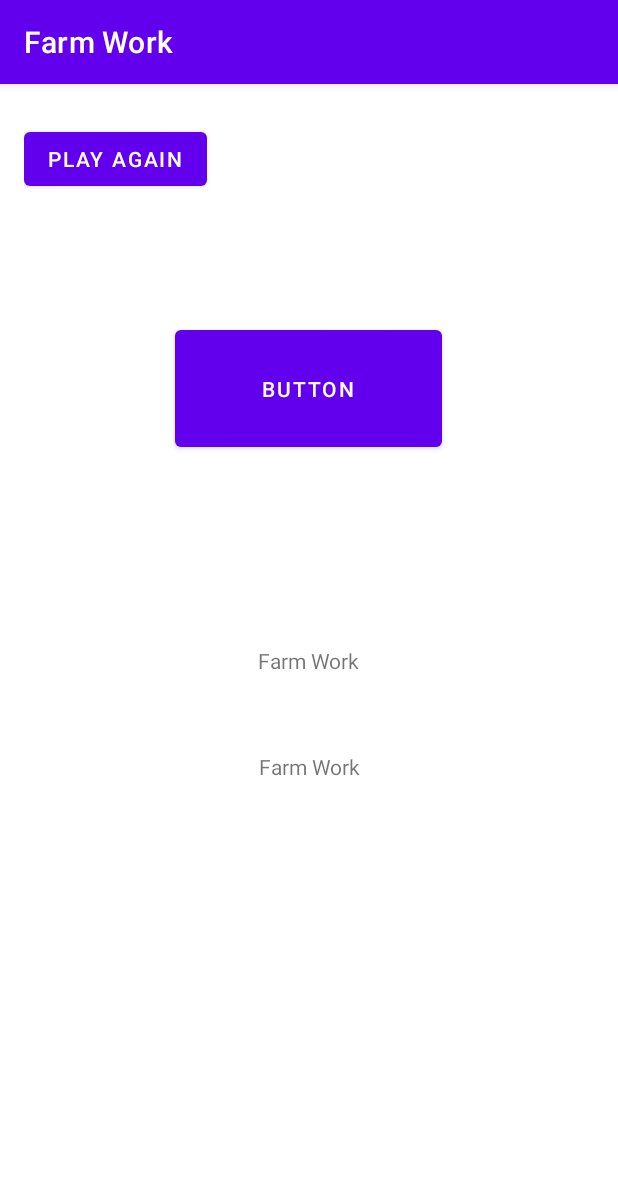
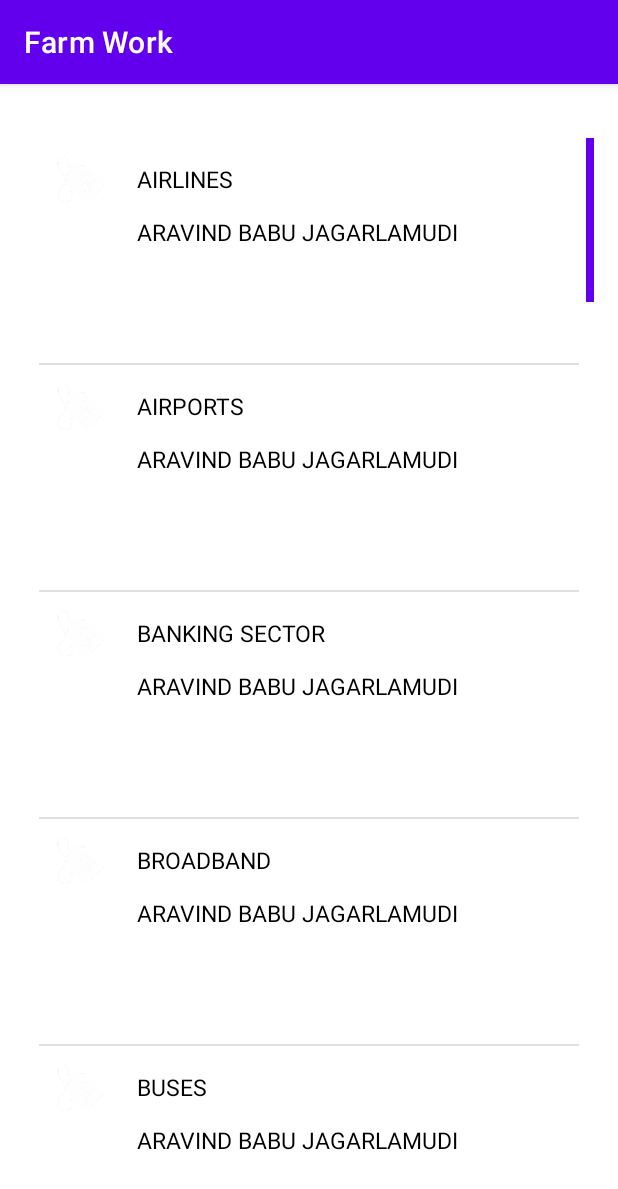
Before and after one commit to TechZite-Guru/Farm_Work, an Android app: the MainActivity screen opened directly, with no data from a screen before it, on a phone screen of 412 x 824 dp. Shown: the top 1189 px of the screen. Run offline under Robolectric (Android 15) with nearby library versions, the phone set to English and light mode, and no system bars.

Commit message:
Home Page Recycler View

```diff
--- a/app/src/main/AndroidManifest.xml
+++ b/app/src/main/AndroidManifest.xml
@@ -25,6 +25,7 @@
         </activity>
         <activity android:name=".WelcomeActivity"
             android:theme="@style/Theme_No_ActionBar"/>
+        <activity android:name=".SelectedCategory"/>
     </application>
 
 </manifest>
--- /dev/null
+++ b/app/src/main/java/com/example/farmwork/CategoryAdapter.java
@@ -0,0 +1,81 @@
+package com.example.farmwork;
+
+import android.content.Context;
+import android.view.LayoutInflater;
+import android.view.View;
+import android.view.ViewGroup;
+import android.widget.Filter;
+import android.widget.Filterable;
+import android.widget.ImageView;
+import android.widget.LinearLayout;
+import android.widget.TextView;
+
+import androidx.annotation.NonNull;
+import androidx.recyclerview.widget.RecyclerView;
+
+import java.util.ArrayList;
+import java.util.List;
+
+public class CategoryAdapter extends RecyclerView.Adapter<com.example.farmwork.CategoryAdapter.CategoryAdapterVh> {
+
+    private List<CategoryModel> categoryModelList;
+    private List<CategoryModel> getCategoryModelListFiltered;
+    private Context context;
+    public SelectedCategory hiCategory;
+
+    public CategoryAdapter(List<CategoryModel> categoryModelList, SelectedCategory selectedCategory) {
+        this.categoryModelList = categoryModelList;
+        this.hiCategory = selectedCategory;
+        this.getCategoryModelListFiltered = categoryModelList;
+    }
+
+    @NonNull
+    @Override
+    public com.example.farmwork.CategoryAdapter.CategoryAdapterVh onCreateViewHolder(@NonNull ViewGroup parent, int viewType) {
+        context = parent.getContext();
+        return new CategoryAdapterVh(LayoutInflater.from(context).inflate(R.layout.available_workers,null));
+    }
+
+    @Override
+    public void onBindViewHolder(@NonNull final CategoryAdapterVh holder, int position) {
+
+        CategoryModel categoryModel = categoryModelList.get(position);
+        int prefix = categoryModel.getPrefix();
+        String category_name = categoryModel.getCategory();
+        int category_row = categoryModel.getCategory_row();
+
+        holder.tvprefix.setImageResource(prefix);
+        holder.tvcategory_name.setText(category_name);
+
+    }
+
+    @Override
+    public int getItemCount() {
+        return categoryModelList.size();
+    }
+
+    public interface SelectedCategory {
+
+        void selectedCategory(CategoryModel categoryModel);
+    }
+
+    public class CategoryAdapterVh extends RecyclerView.ViewHolder {
+        ImageView tvprefix;
+        TextView tvcategory_name;
+        LinearLayout tvcategory_row;
+        public CategoryAdapterVh(@NonNull View itemView) {
+            super(itemView);
+            tvprefix = itemView.findViewById(R.id.prefix);
+            tvcategory_name = itemView.findViewById(R.id.category_name);
+            tvcategory_row = itemView.findViewById(R.id.category_row);
+
+            itemView.setOnClickListener(new View.OnClickListener() {
+                @Override
+                public void onClick(View view) {
+                    hiCategory.selectedCategory(categoryModelList.get(getAdapterPosition()));
+                }
+            });
+
+        }
+    }
+}
--- /dev/null
+++ b/app/src/main/java/com/example/farmwork/CategoryModel.java
@@ -0,0 +1,25 @@
+package com.example.farmwork;
+
+import java.io.Serializable;
+
+public class CategoryModel implements Serializable {
+
+    private int prefix;
+    private String category;
+    private int category_row;
+
+    public CategoryModel(int prefix, String category){
+        this.prefix = prefix;
+        this.category = category;
+    }
+
+    public int getPrefix(){
+        return prefix;
+    }
+
+    public String getCategory() {
+        return category;
+    }
+
+    public int getCategory_row() { return category_row; };
+}
--- a/app/src/main/java/com/example/farmwork/MainActivity.java
+++ b/app/src/main/java/com/example/farmwork/MainActivity.java
@@ -2,38 +2,74 @@ package com.example.farmwork;
 
 import androidx.appcompat.app.AppCompatActivity;
 import androidx.appcompat.widget.Toolbar;
+import androidx.recyclerview.widget.DividerItemDecoration;
+import androidx.recyclerview.widget.LinearLayoutManager;
+import androidx.recyclerview.widget.RecyclerView;
 
 import android.content.Intent;
 import android.content.res.Configuration;
 import android.os.Bundle;
 import android.view.View;
 
+import java.util.ArrayList;
+import java.util.Arrays;
+import java.util.List;
 import java.util.Locale;
 
-public class MainActivity extends AppCompatActivity {
+public class MainActivity extends AppCompatActivity implements CategoryAdapter.SelectedCategory {
 
-    String text;
+    RecyclerView recyclerView;
+    Toolbar toolbar;
+
+    List<CategoryModel> category_list = new ArrayList<>();
+
+    int[] logos = {R.drawable.ic_discount, R.drawable.ic_discount, R.drawable.ic_discount, R.drawable.ic_discount, R.drawable.ic_discount, R.drawable.ic_discount, R.drawable.ic_discount, R.drawable.ic_discount, R.drawable.ic_discount, R.drawable.ic_discount, R.drawable.ic_discount, R.drawable.ic_discount, R.drawable.ic_discount, R.drawable.ic_discount, R.drawable.ic_discount, R.drawable.ic_discount, R.drawable.ic_discount, R.drawable.ic_discount, R.drawable.ic_discount, R.drawable.ic_discount, R.drawable.ic_discount, R.drawable.ic_discount, R.drawable.ic_discount, R.drawable.ic_discount, R.drawable.ic_discount, R.drawable.ic_discount, R.drawable.ic_discount, R.drawable.ic_discount, R.drawable.ic_discount, R.drawable.ic_discount, R.drawable.ic_discount};
+
+    String[] names = {"BROADBAND","BUSES","AIRLINES","GROCERY","METRO", "BANKING SECTOR", "TRAVEL / RESERVATION", "FOOD DELIVERY", "STATE GOVERNMENT", "INDIAN HELPLINE", "ONLINE SHOPPING", "TELECOM", "DTH", "LOANS", "ELECTRICITY", "GAS BOOKING", "ONLINE TRADING", "HOSPITALS", "PHARMACY", "CANCER TREATMENT CENTERS", "MEDICAL COLLEGES", "WOMEN HELPLINE", "AIRPORTS", "MOBILE BRANDS", "LAPTOP BRANDS", "ELECTRIC APPLIANCES", "PHYSICALLY CHALLENGED HELPLINE", "COURIER SERVICES", "INTERNATIONAL COURIERS SERVICES", "STUDY ABROAD HELPLINE", "HEALTH EMERGENCY"};
+
+    CategoryAdapter categoryAdapter;
+
     @Override
     protected void onCreate(Bundle savedInstanceState) {
         super.onCreate(savedInstanceState);
         setContentView(R.layout.activity_main);
 
-        findViewById(R.id.btn_play_again).setOnClickListener(new View.OnClickListener() {
-            @Override
-            public void onClick(View v) {
-                // We normally won't show the welcome slider again in real app
-                // but this is for testing
-                PrefManager prefManager = new PrefManager(getApplicationContext());
+        Arrays.sort(names);
+        Arrays.sort(logos);
 
-                // make first time launch TRUE
-                prefManager.setFirstTimeLaunch(true);
+        recyclerView = findViewById(R.id.recyclerview);
 
-                startActivity(new Intent(MainActivity.this, WelcomeActivity.class));
-                finish();
+        recyclerView.setLayoutManager(new LinearLayoutManager(this));
+        recyclerView.addItemDecoration(new DividerItemDecoration(this,DividerItemDecoration.VERTICAL));
+
+        for (int i=0; i<names.length; i++){
+            String a = names[i];
+            for (int j=i; j<logos.length; j++){
+                int b = logos[j];
+                category_list.add(new CategoryModel(b, a));
+                break;
             }
-        });
+        }
 
-        /*Bundle bundle = getIntent().getExtras();
+        /*category_list.add(new CategoryModel(R.drawable.ic_twotone_account_balance_24, "BANKING SECTOR"));
+        category_list.add(new CategoryModel(R.drawable.ic_twotone_train_24, "TRAVEL / RESERVATION"));
+        category_list.add(new CategoryModel(R.drawable.ic_twotone_food_bank_24, "FOOD DELIVERY"));
+        category_list.add(new CategoryModel(R.drawable.ic_twotone_filter_tilt_shift_24, "STATE GOVERNMENT"));
+        category_list.add(new CategoryModel(R.drawable.ic_twotone_group_work_24, "CENTRAL GOVERNMENT"));
+        category_list.add(new CategoryModel(R.drawable.ic_twotone_shopping_cart_24, "ONLINE SHOPPING"));
+        category_list.add(new CategoryModel(R.drawable.ic_twotone_speaker_phone_24, "TELECOM"));
+        category_list.add(new CategoryModel(R.drawable.ic_twotone_live_tv_24, "DTH"));
+        category_list.add(new CategoryModel(R.drawable.ic_twotone_monetization_on_24, "INSURANCE"));
+        category_list.add(new CategoryModel(R.drawable.ic_twotone_power_24, "ELECTRICITY"));
+        category_list.add(new CategoryModel(R.drawable.ic_twotone_local_gas_station_24, "GAS BOOKING"));
+        category_list.add(new CategoryModel(R.drawable.ic_twotone_trending_up_24, "ONLINE TRADING"));*/
+
+        categoryAdapter = new CategoryAdapter(category_list, this);
+        recyclerView.setAdapter(categoryAdapter);
+
+    }
+
+    /*Bundle bundle = getIntent().getExtras();
         text = bundle.getString("mytext");
         if (text == "हिंदी") {
             setLocale("hi");
@@ -43,7 +79,6 @@ public class MainActivity extends AppCompatActivity {
             setLocale("te");
             recreate();
         }*/
-    }
     private void setLocale(String lang){
         Locale locale = new Locale(lang);
         Locale.setDefault(locale);
@@ -51,4 +86,9 @@ public class MainActivity extends AppCompatActivity {
         config.locale = locale;
         getBaseContext().getResources().updateConfiguration(config, getBaseContext().getResources().getDisplayMetrics());
     }
+
+    @Override
+    public void selectedCategory(CategoryModel categoryModel) {
+        startActivity(new Intent(MainActivity.this, SelectedCategory.class).putExtra("data", categoryModel));
+    }
 }
--- /dev/null
+++ b/app/src/main/java/com/example/farmwork/SelectedCategory.java
@@ -0,0 +1,32 @@
+package com.example.farmwork;
+
+import android.content.Intent;
+import android.os.Bundle;
+import android.util.Log;
+import android.view.Menu;
+import android.view.MenuItem;
+import android.view.View;
+import android.widget.ImageButton;
+import android.widget.TextView;
+
+import androidx.annotation.NonNull;
+import androidx.appcompat.app.AppCompatActivity;
+import androidx.appcompat.widget.SearchView;
+import androidx.appcompat.widget.Toolbar;
+import androidx.recyclerview.widget.DividerItemDecoration;
+import androidx.recyclerview.widget.LinearLayoutManager;
+import androidx.recyclerview.widget.RecyclerView;
+
+import java.util.ArrayList;
+import java.util.Arrays;
+import java.util.List;
+
+public class SelectedCategory extends AppCompatActivity {
+
+    @Override
+    protected void onCreate(Bundle savedInstanceState) {
+        super.onCreate(savedInstanceState);
+        setContentView(R.layout.activity_selected__category);
+
+    }
+}
--- a/app/src/main/res/layout/activity_main.xml
+++ b/app/src/main/res/layout/activity_main.xml
@@ -7,8 +7,7 @@
     tools:context=".MainActivity">
 
 
-    <LinearLayout xmlns:android="http://schemas.android.com/apk/res/android"
-        xmlns:tools="http://schemas.android.com/tools"
+    <LinearLayout
         android:layout_width="match_parent"
         android:layout_height="match_parent"
         android:orientation="vertical"
@@ -16,48 +15,30 @@
         app:layout_behavior="@string/appbar_scrolling_view_behavior">
 
 
-
-        <Button
+        <!--<Button
             android:id="@+id/btn_play_again"
             android:layout_width="wrap_content"
             android:layout_height="wrap_content"
             android:layout_marginTop="10dp"
-            android:text="@string/play_again" />
+            android:text="@string/play_again" />-->
+
+        <androidx.recyclerview.widget.RecyclerView
+            android:id="@+id/recyclerview"
+            android:layout_width="match_parent"
+            android:layout_height="wrap_content"
+            android:overScrollMode="never"
+            android:scrollbars="vertical"
+            android:scrollbarStyle="outsideOverlay"
+            android:fadeScrollbars="true"
+            android:scrollbarSize="5dp"
+            android:scrollbarThumbVertical="@color/purple_500"
+            android:layout_marginTop="20dp"
+            android:paddingTop="0dp"
+            android:paddingLeft="10dp"
+            android:paddingRight="10dp"
+            android:paddingBottom="0dp"/>
+
     </LinearLayout>
 
 
-    <TextView
-        android:layout_width="wrap_content"
-        android:layout_height="wrap_content"
-        android:text="@string/app_name"
-        app:layout_constraintBottom_toBottomOf="parent"
-        app:layout_constraintLeft_toLeftOf="parent"
-        app:layout_constraintRight_toRightOf="parent"
-        app:layout_constraintTop_toTopOf="parent" />
-
-    <TextView
-        android:layout_width="wrap_content"
-        android:layout_height="wrap_content"
-        android:text="@string/app_name"
-        app:layout_constraintBottom_toBottomOf="parent"
-        app:layout_constraintHorizontal_bias="0.501"
-        app:layout_constraintLeft_toLeftOf="parent"
-        app:layout_constraintRight_toRightOf="parent"
-        app:layout_constraintTop_toTopOf="parent"
-        app:layout_constraintVertical_bias="0.595" />
-
-    <Button
-        android:id="@+id/button"
-        android:layout_width="178dp"
-        android:layout_height="90dp"
-        android:layout_marginStart="116dp"
-        android:layout_marginLeft="116dp"
-        android:layout_marginTop="158dp"
-        android:layout_marginEnd="117dp"
-        android:layout_marginRight="117dp"
-        android:text="Button"
-        app:layout_constraintEnd_toEndOf="parent"
-        app:layout_constraintStart_toStartOf="parent"
-        app:layout_constraintTop_toTopOf="parent" />
-
 </androidx.constraintlayout.widget.ConstraintLayout>
--- /dev/null
+++ b/app/src/main/res/layout/activity_selected__category.xml
@@ -0,0 +1,15 @@
+<?xml version="1.0" encoding="utf-8"?>
+<LinearLayout xmlns:android="http://schemas.android.com/apk/res/android"
+    xmlns:app="http://schemas.android.com/apk/res-auto"
+    xmlns:tools="http://schemas.android.com/tools"
+    android:layout_width="match_parent"
+    android:layout_height="match_parent"
+    android:orientation="vertical"
+    android:weightSum="10"
+    tools:context=".SelectedCategory">
+
+    <TextView
+        android:layout_width="match_parent"
+        android:layout_height="wrap_content"
+        android:text="Hello"/>
+</LinearLayout>
--- a/app/src/main/res/layout/activity_welcome.xml
+++ b/app/src/main/res/layout/activity_welcome.xml
@@ -19,7 +19,7 @@
         android:layout_alignParentBottom="true"
         android:layout_marginBottom="@dimen/dots_margin_bottom"
         android:gravity="center"
-        android:orientation="horizontal"></LinearLayout>
+        android:orientation="horizontal" />
 
     <View
         android:layout_width="match_parent"
@@ -36,7 +36,8 @@
         android:layout_alignParentRight="true"
         android:background="@null"
         android:text="@string/next"
-        android:textColor="@android:color/white" />
+        android:textColor="@android:color/white"
+        android:layout_alignParentEnd="true" />
 
     <Button
         android:id="@+id/btn_skip"
@@ -46,6 +47,7 @@
         android:layout_alignParentLeft="true"
         android:background="@null"
         android:text="@string/skip"
-        android:textColor="@android:color/white" />
+        android:textColor="@android:color/white"
+        android:layout_alignParentStart="true" />
 
 </RelativeLayout>
--- /dev/null
+++ b/app/src/main/res/layout/available_workers.xml
@@ -0,0 +1,71 @@
+<?xml version="1.0" encoding="utf-8"?>
+<LinearLayout xmlns:android="http://schemas.android.com/apk/res/android"
+    android:layout_width="match_parent"
+    android:layout_height="match_parent"
+    android:orientation="vertical">
+
+    *<LinearLayout
+        android:id="@+id/category_row"
+        android:layout_width="match_parent"
+        android:layout_height="150dp"
+        android:orientation="horizontal"
+        android:foreground="?attr/selectableItemBackground"
+        style="@style/SelectableItemBackground"
+        android:padding="10dp">
+
+        <LinearLayout
+            android:layout_width="wrap_content"
+            android:layout_height="wrap_content"
+            android:orientation="vertical">
+
+            <LinearLayout
+                android:layout_width="wrap_content"
+                android:layout_height="wrap_content">
+
+                <ImageView
+                    android:id="@+id/prefix"
+                    android:layout_width="35dp"
+                    android:layout_height="35dp"
+                    android:layout_gravity="center_vertical"/>
+
+                <TextView
+                    android:id="@+id/category_name"
+                    android:layout_width="wrap_content"
+                    android:layout_height="wrap_content"
+                    android:textSize="15sp"
+                    android:text="ARAVIND"
+                    android:textColor="@color/black"
+                    android:layout_marginLeft="20dp"
+                    android:layout_gravity="center_vertical"/>
+
+            </LinearLayout>
+
+            <LinearLayout
+                android:layout_width="wrap_content"
+                android:layout_height="wrap_content">
+
+                <ImageView
+                    android:layout_width="35dp"
+                    android:layout_height="35dp"
+                    android:layout_gravity="center_vertical"/>
+
+                <TextView
+                    android:layout_width="wrap_content"
+                    android:layout_height="wrap_content"
+                    android:textSize="15sp"
+                    android:text="ARAVIND BABU JAGARLAMUDI"
+                    android:textColor="@color/black"
+                    android:layout_marginLeft="20dp"
+                    android:layout_gravity="center_vertical"/>
+
+            </LinearLayout>
+
+        </LinearLayout>
+
+        <View
+            android:layout_width="match_parent"
+            android:layout_height="wrap_content"/>
+
+    </LinearLayout>
+
+</LinearLayout>
--- a/app/src/main/res/values/colors.xml
+++ b/app/src/main/res/values/colors.xml
@@ -8,6 +8,7 @@
     <color name="black">#FF000000</color>
     <color name="white">#FFFFFFFF</color>
     <color name="green">#0ed600</color>
+    <color name="grey_selectable">#969696</color>
 
     <!-- Screens background color-->
     <color name="bg_screen1">#f64c73</color>
--- a/app/src/main/res/values/themes.xml
+++ b/app/src/main/res/values/themes.xml
@@ -30,4 +30,14 @@
     <style name="AppTheme.AppBarOverlay" parent="ThemeOverlay.AppCompat.Dark.ActionBar" />
 
     <style name="AppTheme.PopupOverlay" parent="ThemeOverlay.AppCompat.Light" />
+
+    <style name="SelectableItemTheme">
+        <item name="colorControlHighlight">@color/grey_selectable</item>
+    </style>
+
+
+    <style name="SelectableItemBackground">
+        <item name="android:theme">@style/SelectableItemTheme</item>
+        <item name="android:background">?attr/selectableItemBackground</item>
+    </style>
 </resources>
```
